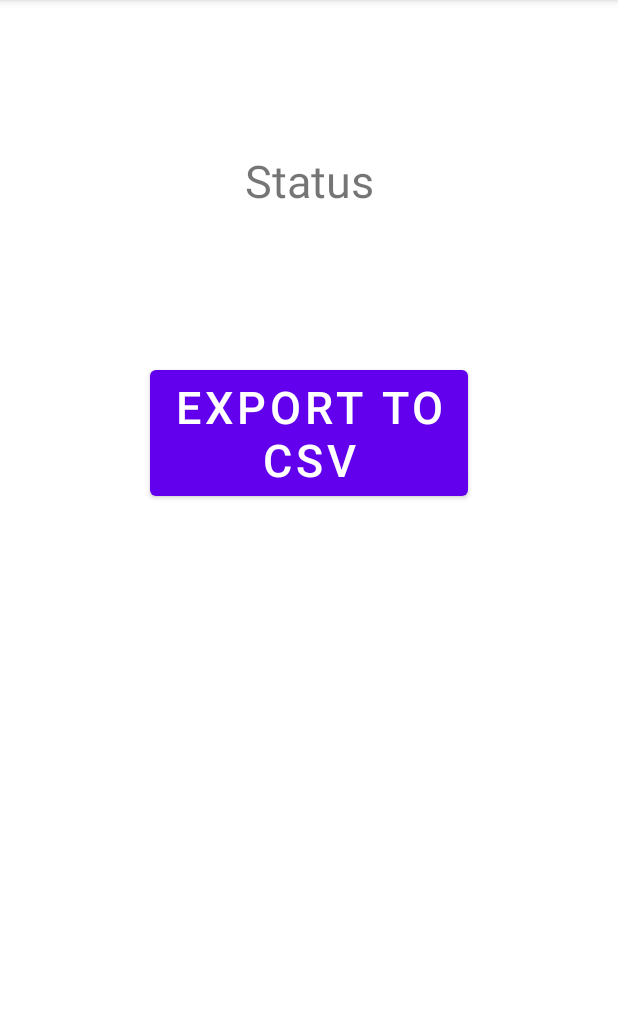
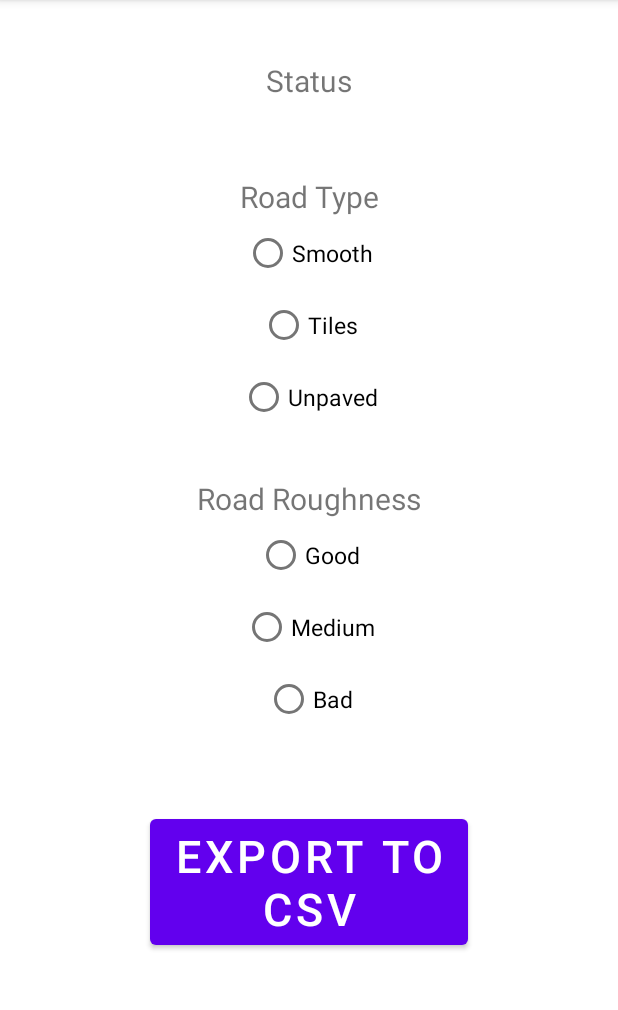
Before and after one commit to dyeleshetty/ThingySense, an Android app: the ThingyDeviceActivity screen opened directly, with no data from a screen before it, on a phone screen of 412 x 824 dp, the part 84-1094 px from its top. Run offline under Robolectric (Android 15) with nearby library versions, the phone set to English and light mode, and no system bars; libraries missing offline, so code that uses them is left out: com.opencsv.

Commit message:
can now label the road in real time while exporting

```diff
--- a/app/build.gradle
+++ b/app/build.gradle
@@ -3,7 +3,7 @@ plugins {
 }
 
 android {
-    compileSdk 33
+    compileSdk 32
 
     defaultConfig {
         applicationId "com.smartconnectedbikes.thingysense"
--- a/app/src/main/res/layout/activity_thingy_device.xml
+++ b/app/src/main/res/layout/activity_thingy_device.xml
@@ -1,5 +1,5 @@
 <?xml version="1.0" encoding="utf-8"?>
-<LinearLayout xmlns:android="http://schemas.android.com/apk/res/android"
+<ScrollView xmlns:android="http://schemas.android.com/apk/res/android"
     xmlns:app="http://schemas.android.com/apk/res-auto"
     xmlns:tools="http://schemas.android.com/tools"
     android:layout_width="match_parent"
@@ -7,23 +7,117 @@
     tools:context=".ThingyDeviceActivity"
     android:orientation="vertical">
 
+<LinearLayout
+    android:layout_width="match_parent"
+    android:layout_height="match_parent"
+    android:orientation="vertical">
+
     <TextView
         android:id="@+id/status"
         android:layout_marginLeft="100dp"
         android:layout_marginRight="100dp"
-        android:layout_marginTop="100dp"
+        android:layout_marginTop="40dp"
         android:layout_width="match_parent"
         android:layout_height="wrap_content"
         android:text="Status"
-        android:textSize="30sp"
+        android:textSize="20sp"
         android:textAlignment="center"
         android:gravity="center"/>
+
+    <TextView
+        android:id="@+id/roadType"
+        android:layout_marginLeft="100dp"
+        android:layout_marginRight="100dp"
+        android:layout_marginTop="50dp"
+        android:layout_width="match_parent"
+        android:layout_height="wrap_content"
+        android:text="Road Type"
+        android:textSize="20sp"
+        android:textAlignment="center"
+        android:gravity="center"/>
+
+    <RadioGroup
+        android:id="@+id/roadTypeGroup"
+        android:layout_width="match_parent"
+        android:layout_height="wrap_content"
+        android:orientation="vertical">
+
+        <RadioButton
+            android:id="@+id/smoothRoad"
+            android:layout_width="wrap_content"
+            android:layout_height="wrap_content"
+            android:layout_gravity="center"
+            android:text="Smooth"
+            android:textSize="15sp"
+            android:onClick="onRadioButtonClicked"/>
+
+        <RadioButton
+            android:id="@+id/tilesRoad"
+            android:layout_width="wrap_content"
+            android:layout_height="wrap_content"
+            android:layout_gravity="center"
+            android:text="Tiles"
+            android:textSize="15sp"
+            android:onClick="onRadioButtonClicked"/>
+
+        <RadioButton
+            android:id="@+id/unpavedRoad"
+            android:layout_width="wrap_content"
+            android:layout_height="wrap_content"
+            android:layout_gravity="center"
+            android:text="Unpaved"
+            android:textSize="15sp"
+            android:onClick="onRadioButtonClicked"/>
+    </RadioGroup>
+
+    <TextView
+        android:id="@+id/roadRoughness"
+        android:layout_width="match_parent"
+        android:layout_height="wrap_content"
+        android:layout_marginLeft="100dp"
+        android:layout_marginTop="30dp"
+        android:layout_marginRight="100dp"
+        android:gravity="center"
+        android:text="Road Roughness"
+        android:textAlignment="center"
+        android:textSize="20sp" />
+
+    <RadioGroup
+        android:id="@+id/roughnessGroup"
+        android:layout_width="match_parent"
+        android:layout_height="wrap_content"
+        android:orientation="vertical">
+        <RadioButton
+            android:id="@+id/goodRoad"
+            android:layout_width="wrap_content"
+            android:layout_height="wrap_content"
+            android:layout_gravity="center"
+            android:text="Good"
+            android:textSize="15sp"
+            android:onClick="onRadioButtonClicked"/>
+        <RadioButton
+            android:id="@+id/mediumRoad"
+            android:layout_width="wrap_content"
+            android:layout_height="wrap_content"
+            android:layout_gravity="center"
+            android:text="Medium"
+            android:textSize="15sp"
+            android:onClick="onRadioButtonClicked"/>
+        <RadioButton
+            android:id="@+id/badRoad"
+            android:layout_width="wrap_content"
+            android:layout_height="wrap_content"
+            android:layout_gravity="center"
+            android:text="Bad"
+            android:textSize="15sp"
+            android:onClick="onRadioButtonClicked"/>
+    </RadioGroup>
 
     <Button
         android:id="@+id/exportButton"
         android:layout_marginLeft="100dp"
         android:layout_marginRight="100dp"
-        android:layout_marginTop="100dp"
+        android:layout_marginTop="50dp"
         android:layout_width="match_parent"
         android:layout_height="wrap_content"
         android:text="@string/exportButton"
@@ -32,5 +126,5 @@
         android:gravity="center"/>
 
 
-
 </LinearLayout>
+</ScrollView>
```
Also changed, not shown: app/src/main/java/com/smartconnectedbikes/thingysense/ThingyDeviceActivity.java (+59 -1 lines).
